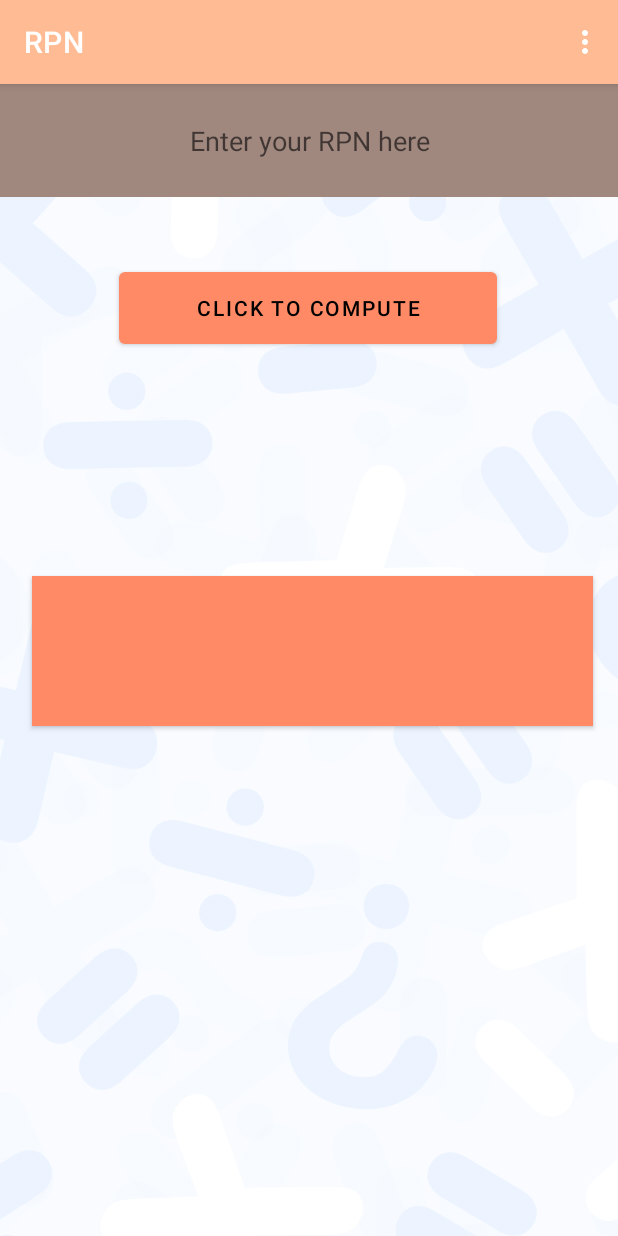
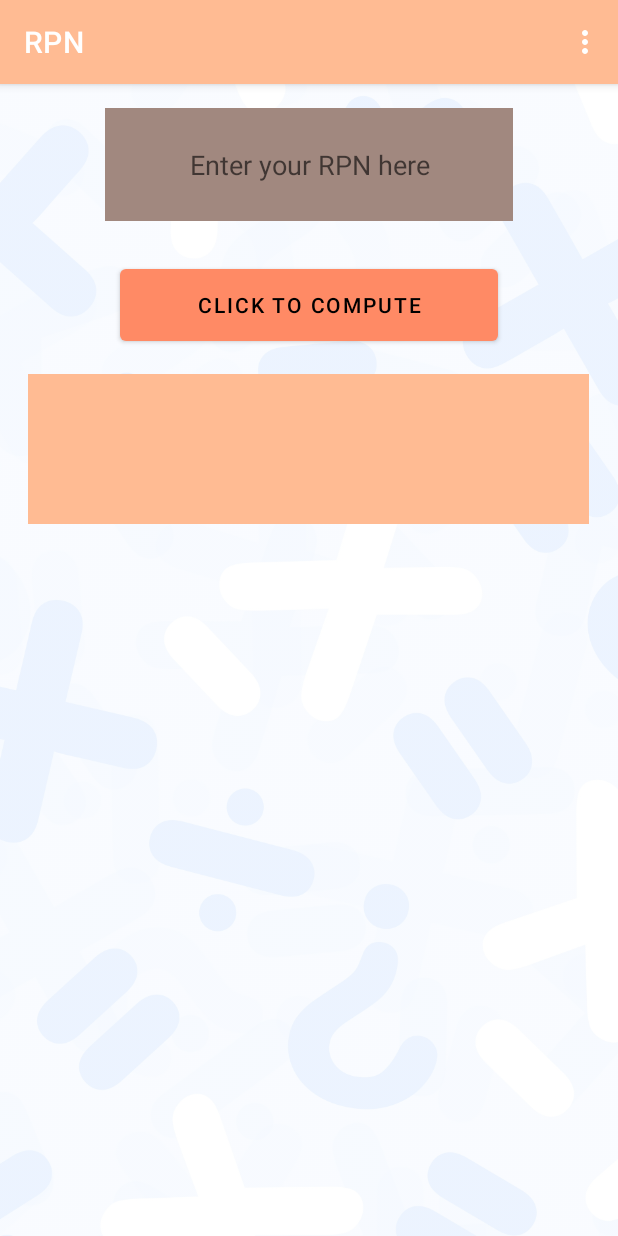
Before and after one commit to chayahaor/RPN, an Android app: the screen it shows after launch (MainActivity), on a phone screen of 412 x 824 dp. Run offline under Robolectric (Android 15) with nearby library versions, the phone set to English and light mode, and no system bars.

```diff
--- a/app/build.gradle
+++ b/app/build.gradle
@@ -39,6 +39,7 @@ dependencies {
     implementation 'androidx.navigation:navigation-fragment:2.3.5'
     implementation 'androidx.navigation:navigation-ui:2.3.5'
     implementation 'androidx.preference:preference:1.1.1'
+    implementation 'com.google.code.gson:gson:2.8.9'
     testImplementation 'junit:junit:4.+'
     androidTestImplementation 'androidx.test.ext:junit:1.1.3'
     androidTestImplementation 'androidx.test.espresso:espresso-core:3.4.0'
--- a/app/src/main/java/com/example/rpn/SplashActivity.java
+++ b/app/src/main/java/com/example/rpn/SplashActivity.java
@@ -18,12 +18,13 @@ public class SplashActivity extends AppCompatActivity {
     @Override
     protected void onCreate(Bundle savedInstanceState) {
         super.onCreate(savedInstanceState);
-//        ImageView image= (ImageView) findViewById (R.id.splash_screen);
-//        image.animate().rotation(2160f).setDuration(3000);
+
         AppCompatDelegate.setDefaultNightMode
                 (Build.VERSION.SDK_INT < 28 ? MODE_NIGHT_AUTO_BATTERY : MODE_NIGHT_FOLLOW_SYSTEM);
 
         startActivity(new Intent(getApplicationContext(), MainActivity.class));
+
+
         finish();
     }
 }
--- a/app/src/main/res/layout/content_main.xml
+++ b/app/src/main/res/layout/content_main.xml
@@ -1,53 +1,43 @@
 <?xml version="1.0" encoding="utf-8"?>
-<androidx.constraintlayout.widget.ConstraintLayout xmlns:android="http://schemas.android.com/apk/res/android"
+<LinearLayout
+    xmlns:android="http://schemas.android.com/apk/res/android"
     xmlns:app="http://schemas.android.com/apk/res-auto"
     xmlns:tools="http://schemas.android.com/tools"
     android:layout_width="match_parent"
     android:layout_height="match_parent"
+    android:gravity="center_horizontal"
+    android:orientation="vertical"
     app:layout_behavior="@string/appbar_scrolling_view_behavior">
 
-    <LinearLayout
-        android:id="@+id/linearLayout"
-        android:layout_width="match_parent"
-        android:layout_height="103dp"
-        android:orientation="horizontal">
 
     <EditText
         android:id="@+id/textInput"
-            android:layout_width="match_parent"
+        android:layout_width="272dp"
         android:layout_height="75dp"
+        android:layout_marginTop="16dp"
+        android:layout_marginBottom="16dp"
         android:background="@color/secondaryColor"
         android:gravity="center"
         android:hint="@string/enter_your_rpn_here"
-            android:inputType="text"
-            tools:layout_editor_absoluteX="-2dp"
-            tools:layout_editor_absoluteY="3dp" />
+        android:inputType="text" />
 
-    </LinearLayout>
+
 
     <Button
         android:id="@+id/buttonCompute"
         android:layout_width="252dp"
         android:layout_height="60dp"
-        android:layout_marginTop="16dp"
+        android:layout_marginTop="10dp"
         android:gravity="center"
-        android:text="@string/click_to_compute"
-        app:layout_constraintEnd_toEndOf="parent"
-        app:layout_constraintHorizontal_bias="0.496"
-        app:layout_constraintStart_toStartOf="parent"
-        app:layout_constraintTop_toBottomOf="@+id/linearLayout" />
+        android:text="@string/click_to_compute" />
 
-    <Button
+    <TextView
         android:id="@+id/result"
         android:layout_width="374dp"
         android:layout_height="100dp"
-        android:layout_marginBottom="340dp"
+        android:layout_marginTop="16dp"
         android:background="@color/primaryLightColor"
-        android:text=""
-        app:layout_constraintBottom_toBottomOf="parent"
-        app:layout_constraintEnd_toEndOf="parent"
-        app:layout_constraintHorizontal_bias="0.567"
-        app:layout_constraintStart_toStartOf="parent" />
+        android:text="" />
 
 
-</androidx.constraintlayout.widget.ConstraintLayout>
+</LinearLayout>
--- a/app/src/main/res/values/dimens.xml
+++ b/app/src/main/res/values/dimens.xml
@@ -1,3 +1,3 @@
 <resources>
-    <dimen name="fab_margin">16dp</dimen>
+    <dimen name="margin1">48dp</dimen>
 </resources>
--- a/app/src/main/res/values/themes.xml
+++ b/app/src/main/res/values/themes.xml
@@ -20,7 +20,8 @@
     </style>
 
     <style name="Theme.RPN.NoActionBar.SplashScreenTheme">
-        <item name="android:background">@drawable/splash_background</item>
+       <item name="android:background">@drawable/splash_background</item>
+
     </style>
 
     <style name="Theme.RPN.AppBarOverlay" parent="ThemeOverlay.AppCompat.Dark.ActionBar" />
```
Lines whose indentation alone changed are shown as unchanged.
